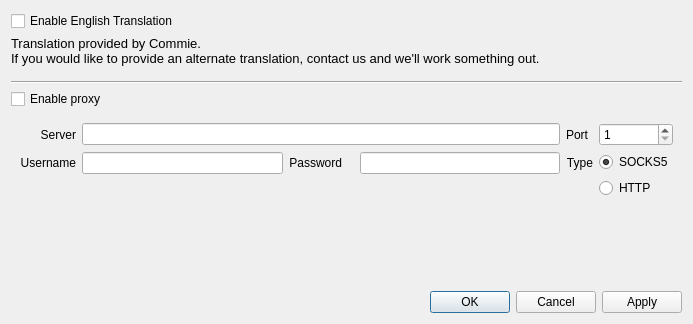
KanColleTool/kct-viewer, file KVSettingsDialog.ui: the form before one commit.
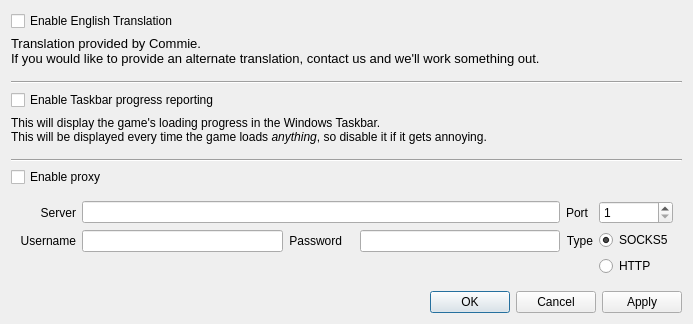
The form after the commit.

Commit message: Setting to enable/disable taskbar progress view

```diff
--- a/KVSettingsDialog.ui
+++ b/KVSettingsDialog.ui
@@ -43,6 +43,64 @@
      </property>
     </widget>
    </item>
+   <item>
+    <widget class="QWidget" name="windowsOnlyContainer" native="true">
+     <layout class="QVBoxLayout" name="verticalLayout_2">
+      <property name="leftMargin">
+       <number>0</number>
+      </property>
+      <property name="topMargin">
+       <number>0</number>
+      </property>
+      <property name="rightMargin">
+       <number>0</number>
+      </property>
+      <property name="bottomMargin">
+       <number>0</number>
+      </property>
+      <item>
+       <spacer name="verticalSpacer_4">
+        <property name="orientation">
+         <enum>Qt::Vertical</enum>
+        </property>
+        <property name="sizeType">
+         <enum>QSizePolicy::Preferred</enum>
+        </property>
+        <property name="sizeHint" stdset="0">
+         <size>
+          <width>20</width>
+          <height>10</height>
+         </size>
+        </property>
+       </spacer>
+      </item>
+      <item>
+       <widget class="Line" name="line">
+        <property name="orientation">
+         <enum>Qt::Horizontal</enum>
+        </property>
+       </widget>
+      </item>
+      <item>
+       <widget class="QCheckBox" name="taskbarProgressCheckbox">
+        <property name="text">
+         <string>Enable Taskbar progress reporting</string>
+        </property>
+       </widget>
+      </item>
+      <item>
+       <widget class="QLabel" name="label_2">
+        <property name="text">
+         <string>This will display the game's loading progress in the Windows Taskbar.&lt;br /&gt;This will be displayed every time the game loads &lt;i&gt;anything&lt;/i&gt;, so disable it if it gets annoying.</string>
+        </property>
+        <property name="textFormat">
+         <enum>Qt::RichText</enum>
+        </property>
+       </widget>
+      </item>
+     </layout>
+    </widget>
+   </item>
    <item>
     <spacer name="verticalSpacer_2">
      <property name="orientation">
```
The commit also changes 4 other files.
